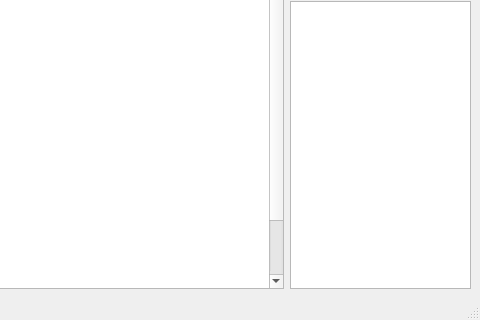
First picture: the form in _taskManager/mainwindow.ui, repository ZeliangSu/SegmentPy, before the edit; both pictures show x 698 to 1178 and y 404 to 724 of the 1178 by 724 pixel window.
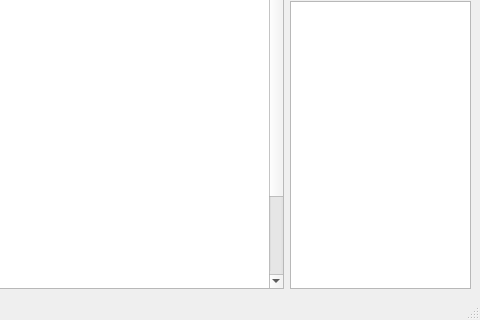
Second picture: the form after the edit. Icons and pictures are not drawn.

Patch:
```diff
--- a/_taskManager/mainwindow.ui
+++ b/_taskManager/mainwindow.ui
@@ -263,7 +263,7 @@
            <bool>false</bool>
           </property>
           <property name="rowCount">
-           <number>22</number>
+           <number>23</number>
           </property>
           <property name="columnCount">
            <number>2</number>
@@ -296,6 +296,7 @@
           <row/>
           <row/>
           <row/>
+          <row/>
           <column/>
           <column/>
           <item row="0" column="0">
@@ -426,6 +427,11 @@
             <string>ckpt path</string>
            </property>
           </item>
+          <item row="22" column="0">
+           <property name="text">
+            <string>nodes</string>
+           </property>
+          </item>
          </widget>
         </item>
         <item>
```
